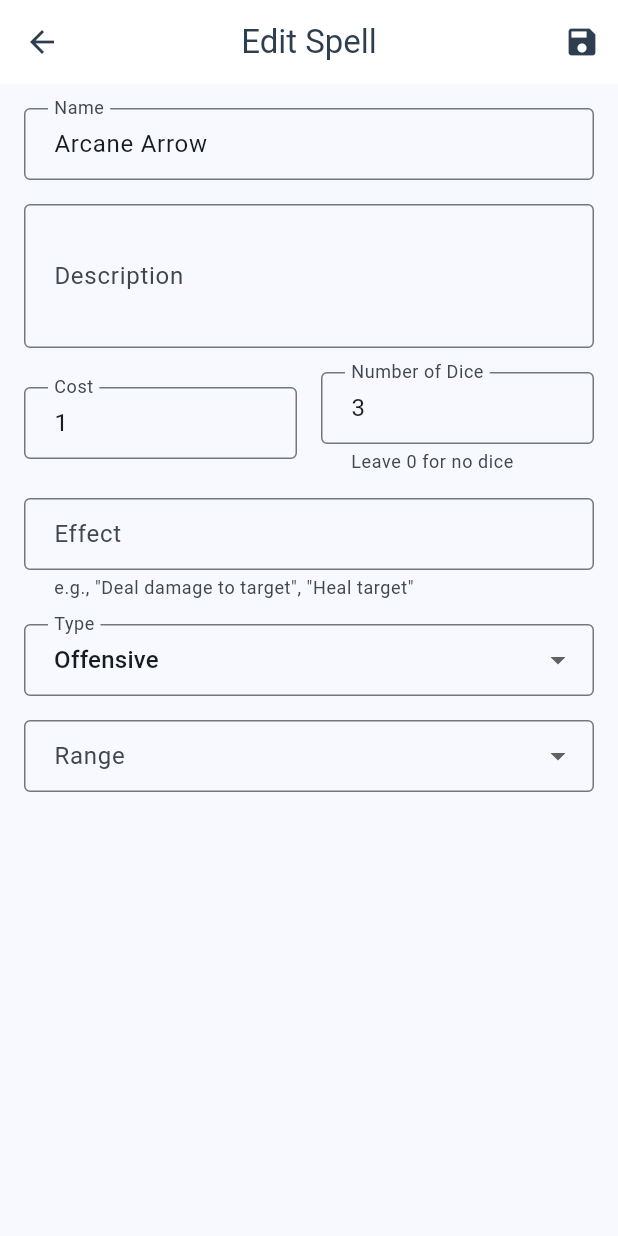
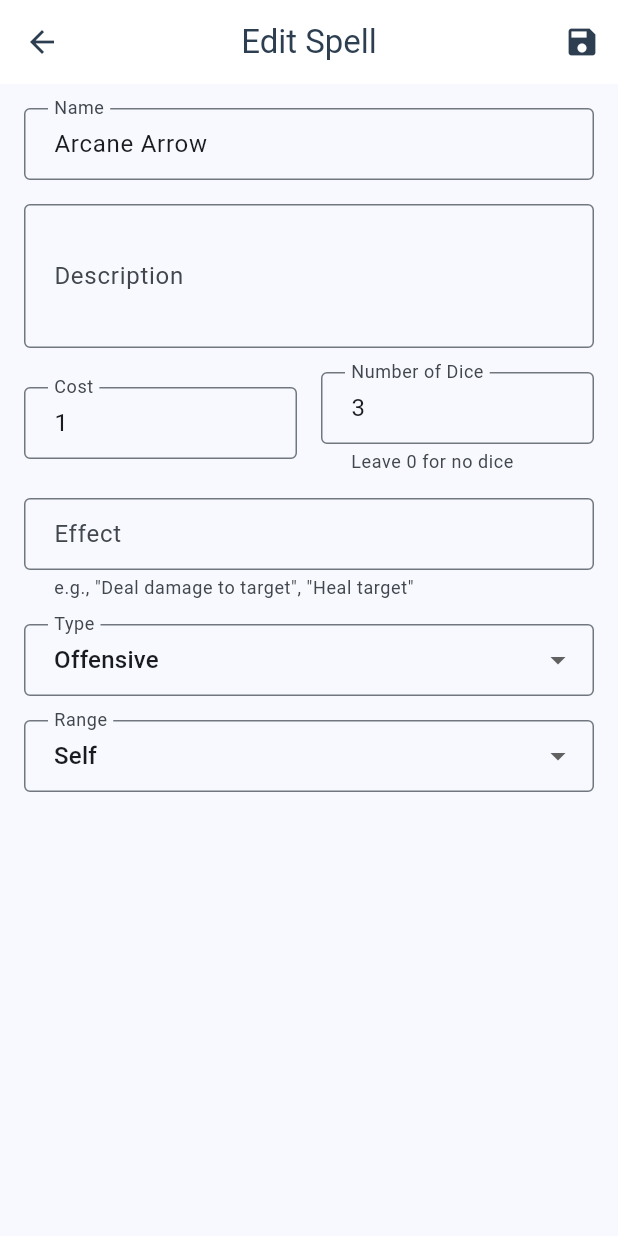
Before and after one commit to remideboer/titterpig, a Flutter app: the SpellEditScreen screen opened directly with sample values from the repository, on a phone screen of 412 x 824 dp. Run offline on Flutter 3.47's test engine with Material 3 defaults, Android fonts, the phone set to English and light mode, and no system bars; our stand-ins replace audioplayers, flutter_riverpod, flutter_svg, freezed_annotation, google_sign_in, shared_preferences; missing offline and left inert: googleapis; accounts and stored records are empty.

Commit message:
fix(ui): resolve dropdown validation error in spell edit screen
                Fix issue where invalid dropdown values could cause runtime errors.

                - Added validation for spell type and range selections
                - Made type and range lists static and const
                - Ensure selected values always match available options
                - Improved initialization of dropdown values
                - Added fallback to first option when value not in list

                Related to spell management functionality

```diff
--- a/lib/screens/spell_edit_screen.dart
+++ b/lib/screens/spell_edit_screen.dart
@@ -19,12 +19,12 @@ class _SpellEditScreenState extends State<SpellEditScreen> {
   late TextEditingController _costController;
   late TextEditingController _effectController;
   late TextEditingController _dieCountController;
-  String _selectedType = 'Spell';
-  String _selectedRange = 'Self';
+  late String _selectedType;
+  late String _selectedRange;
 
   // Predefined options
-  final List<String> _types = ['Spell', 'Support', 'Offensive', 'Defensive', 'Utility'];
-  final List<String> _ranges = ['Self', 'Touch', '15ft', '30ft', '60ft'];
+  static const List<String> _types = ['Spell', 'Support', 'Offensive', 'Defensive', 'Utility'];
+  static const List<String> _ranges = ['Self', 'Touch', '15ft', '30ft', '60ft'];
 
   @override
   void initState() {
@@ -34,8 +34,10 @@ class _SpellEditScreenState extends State<SpellEditScreen> {
     _costController = TextEditingController(text: widget.spell?.cost.toString() ?? '0');
     _effectController = TextEditingController(text: widget.spell?.effect ?? '');
     _dieCountController = TextEditingController(text: widget.spell?.effectValue?.count.toString() ?? '0');
-    _selectedType = widget.spell?.type ?? 'Spell';
-    _selectedRange = widget.spell?.range ?? 'Self';
+
+    // Ensure selected values are in the predefined lists
+    _selectedType = _types.contains(widget.spell?.type) ? widget.spell!.type : _types.first;
+    _selectedRange = _ranges.contains(widget.spell?.range) ? widget.spell!.range : _ranges.first;
   }
 
   @override
```
